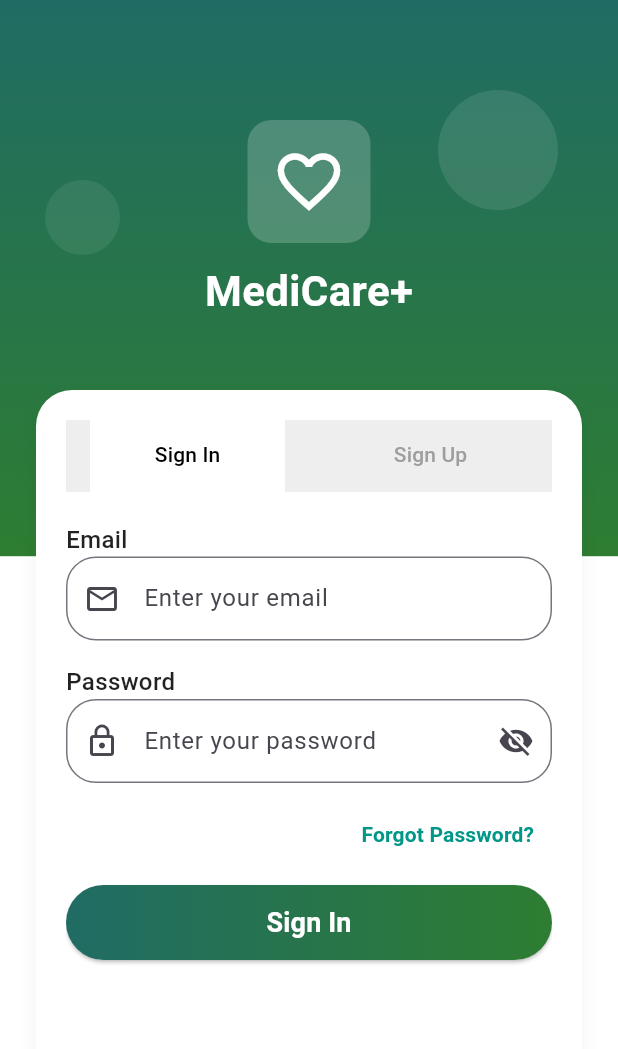
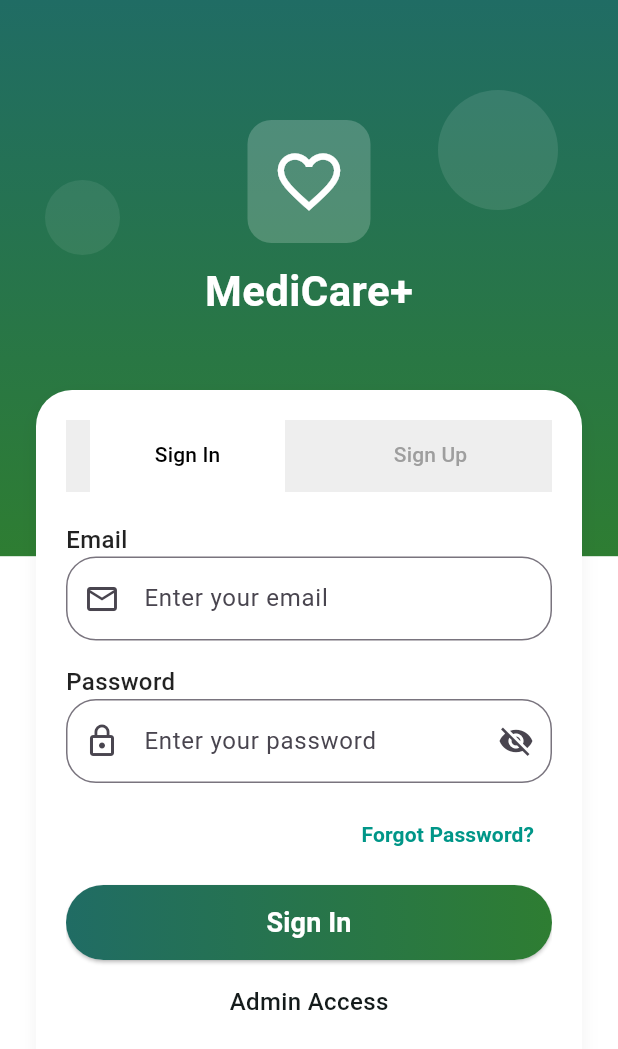
Before and after one commit to laspraharshana/clinic-booking-frontend, a Flutter app: the SignInAndSignUp screen opened directly, on a phone screen of 412 x 824 dp. Shown: the top 1049 px of the screen. Run offline on Flutter 3.47's test engine with Material 3 defaults, Android fonts, the phone set to English and light mode, and no system bars; our stand-ins replace dio, firebase_auth, firebase_core; missing offline and left inert: myapp; accounts and stored records are empty.

Commit message:
Update SigninSignup.dart into Admin Access

```diff
--- a/lib/view/Signinandsignup.dart
+++ b/lib/view/Signinandsignup.dart
@@ -1,6 +1,7 @@
 import 'package:flutter/material.dart';
 import 'package:firebase_auth/firebase_auth.dart';
 import 'package:dio/dio.dart';
+import '../admin/admin_dashbord.dart';
 import 'Dashboard.dart';
 
 // Use --dart-define to override on run. Emulator -> your PC: 10.0.2.2
@@ -409,6 +410,35 @@ class _SignInAndSignUpState extends State<SignInAndSignUp> {
                                           ),
                                         ),
                                       ),
+                                      const SizedBox(height: 16),
+
+                                      // 🔽 Admin Access Text Button
+                                      Center(
+                                        child: GestureDetector(
+                                          onTap: () {
+                                            Navigator.push(
+                                              context,
+                                              MaterialPageRoute(
+                                                builder: (_) =>
+                                                    const AdminDashboard(),
+                                              ),
+                                            );
+                                          },
+                                          child: const Text(
+                                            "Admin Access",
+                                            style: TextStyle(
+                                              color: Color.fromARGB(
+                                                255,
+                                                20,
+                                                27,
+                                                27,
+                                              ),
+                                              fontWeight: FontWeight.w500,
+                                              fontSize: 16,
+                                            ),
+                                          ),
+                                        ),
+                                      ),
                                     ],
                                   ),
                                 ),
```
